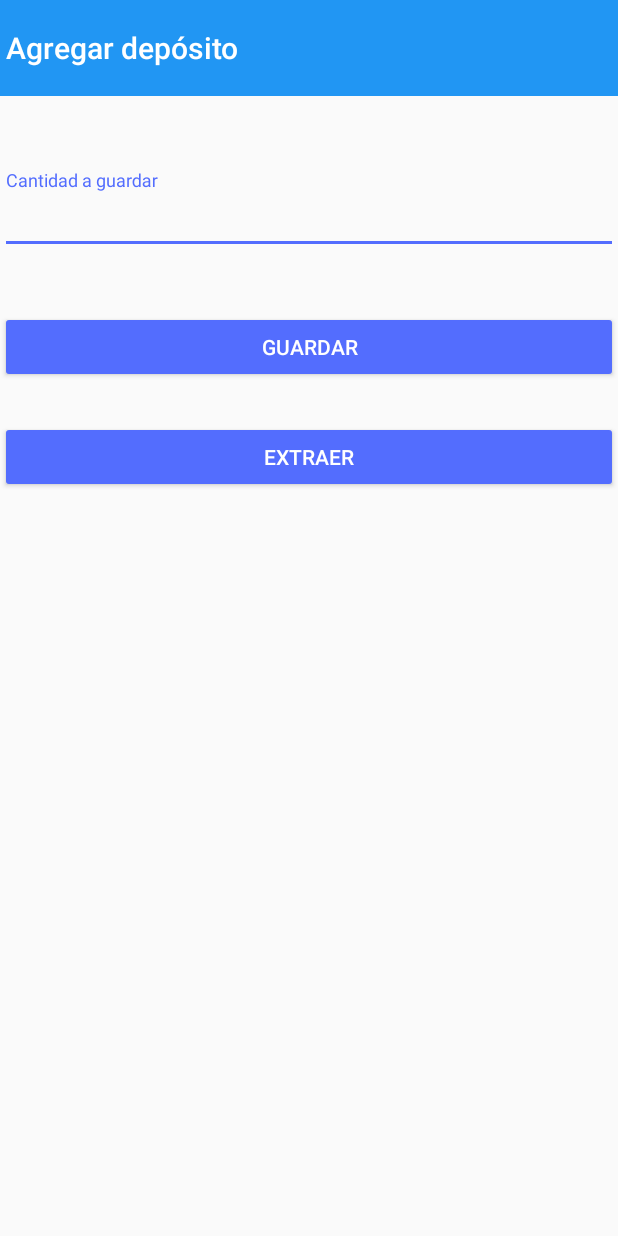
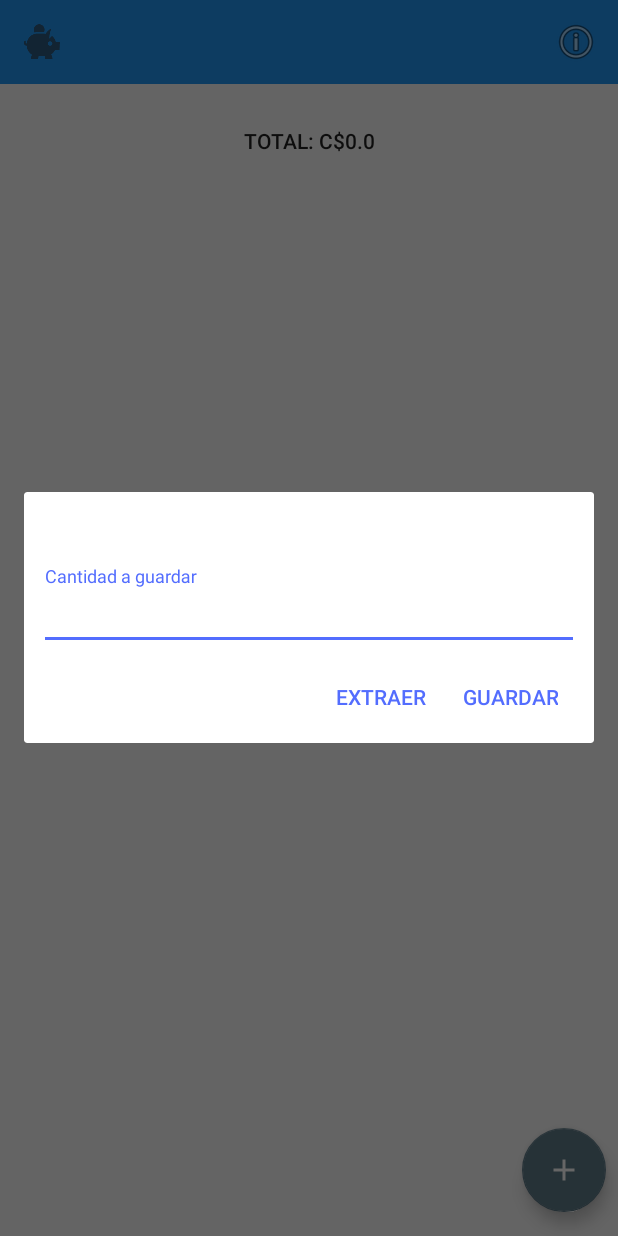
Before and after one commit to manueltorrez/android-app-guardalo, an Android app: the MainActivity screen opened directly, with no data from a screen before it, after a tap on an icon or button, on a phone screen of 412 x 824 dp. Run offline under Robolectric (Android 15) with nearby library versions, the phone set to English and light mode, and no system bars; our stand-ins replace Firebase (no records; nobody signed in at launch, a user with empty details on screens opened directly); libraries missing offline, so code that uses them is left out: com.chocoyo.labs, jp.wasabeef.recyclerview; 7 statements that could not run were skipped.

Commit message:
Add deposit activity replaced by an AlertDialog

```diff
--- a/Guardalo/app/src/main/AndroidManifest.xml
+++ b/Guardalo/app/src/main/AndroidManifest.xml
@@ -20,7 +20,6 @@
                 <category android:name="android.intent.category.LAUNCHER" />
             </intent-filter>
         </activity>
-        <activity android:name=".UI.activities.AddDeposit" />
 
         <!-- Defining Services -->
 
--- a/Guardalo/app/src/main/java/com/gangofseven/labs/app/guardalo/UI/activities/AddDeposit.java
+++ /dev/null
@@ -1,169 +0,0 @@
-package com.gangofseven.labs.app.guardalo.UI.activities;
-
-import android.content.Intent;
-import android.os.SystemClock;
-import android.support.design.widget.Snackbar;
-import android.support.v7.app.ActionBar;
-import android.support.v7.app.AppCompatActivity;
-import android.os.Bundle;
-import android.support.v7.widget.Toolbar;
-import android.view.View;
-import android.widget.Button;
-import android.widget.EditText;
-import android.widget.RelativeLayout;
-
-import com.gangofseven.labs.app.guardalo.DatabaseUtil;
-import com.gangofseven.labs.app.guardalo.R;
-import com.gangofseven.labs.app.guardalo.models.DepositModel;
-import com.gangofseven.labs.app.guardalo.models.TotalModel;
-import com.google.firebase.database.DataSnapshot;
-import com.google.firebase.database.DatabaseError;
-import com.google.firebase.database.DatabaseReference;
-import com.google.firebase.database.FirebaseDatabase;
-import com.google.firebase.database.ValueEventListener;
-
-import java.text.SimpleDateFormat;
-import java.util.Date;
-
-public class AddDeposit extends AppCompatActivity {
-
-    private EditText add;
-    private Button addB;
-    private Button delete;
-
-    private FirebaseDatabase mDatabase;
-    private DatabaseReference deposits;
-    private DatabaseReference total;
-
-    @Override
-    protected void onCreate(Bundle savedInstanceState) {
-        super.onCreate(savedInstanceState);
-        setContentView(R.layout.activity_add_deposit);
-
-        Toolbar toolbar = (Toolbar) findViewById(R.id.toolbar);
-        setSupportActionBar(toolbar);
-        setTitle("Agregar depósito");
-
-        mDatabase = DatabaseUtil.getDatabase();
-        deposits = mDatabase.getReference().child("deposits");
-        total = mDatabase.getReference().child("total/totalValue");
-
-        add = (EditText)findViewById(R.id.deposit_amount_edit);
-
-        addB = (Button) findViewById(R.id.add);
-        addB.setOnClickListener(new View.OnClickListener() {
-            @Override
-            public void onClick(View view) {
-                if (isNullOrEmpty (add.getText().toString())) {
-                    Snackbar.make (view, "Rellena el campo", Snackbar.LENGTH_LONG)
-                            .setAction("CLOSE", new View.OnClickListener(){
-                                @Override
-                                public void onClick(View view) {
-
-                                }
-                            })
-                    .show ();
-                }
-                else {
-                    addNewDeposit();
-                    Snackbar.make (view, "Guardado exitosamente", Snackbar.LENGTH_LONG)
-                            .setAction("VOLVER", new View.OnClickListener(){
-                                @Override
-                                public void onClick(View view) {
-                                    startAgain();
-                                }
-                            })
-                            .show ();
-                }
-            }
-        });
-
-        delete = (Button) findViewById(R.id.delete);
-        delete.setOnClickListener(new View.OnClickListener() {
-            @Override
-            public void onClick(View view) {
-                if (isNullOrEmpty (add.getText().toString())) {
-                    Snackbar.make (view, "Rellena el campo", Snackbar.LENGTH_LONG)
-                            .setAction("CLOSE", new View.OnClickListener(){
-                                @Override
-                                public void onClick(View view) {
-
-                                }
-                            })
-                            .show ();
-                }
-                else {
-                    withdraw();
-                    Snackbar.make (view, "Extraído exitosamente", Snackbar.LENGTH_LONG)
-                            .setAction("VOLVER", new View.OnClickListener(){
-                                @Override
-                                public void onClick(View view) {
-                                    startAgain();
-                                }
-                            })
-                            .show ();
-                }
-            }
-        });
-
-
-
-    }
-
-    private void addNewDeposit(){
-        final DepositModel depositModel = new DepositModel();
-        depositModel.setAmount(Float.parseFloat(add.getText().toString()));
-        depositModel.setToday(new SimpleDateFormat("dd-MM-yyyy").format(new Date()));
-
-        deposits.push().setValue(depositModel);
-
-        total.addListenerForSingleValueEvent(new ValueEventListener() {
-            @Override
-            public void onDataChange(DataSnapshot dataSnapshot) {
-                float temp = dataSnapshot.getValue(Float.class);
-                float totalTemp = temp + depositModel.getAmount();
-                total.setValue(totalTemp);
-            }
-
-            @Override
-            public void onCancelled(DatabaseError databaseError) {
-
-            }
-        });
-    }
-
-    private void withdraw() {
-        final DepositModel depositModel = new DepositModel();
-        depositModel.setAmount(Float.parseFloat(add.getText().toString()));
-
-        total.addListenerForSingleValueEvent(new ValueEventListener() {
-            @Override
-            public void onDataChange(DataSnapshot dataSnapshot) {
-                float temp = dataSnapshot.getValue(Float.class);
-                float totalTemp = temp - depositModel.getAmount();
-                total.setValue(totalTemp);
-            }
-
-            @Override
-            public void onCancelled(DatabaseError databaseError) {
-
-            }
-        });
-
-    }
-
-    public static boolean isNullOrEmpty(String value)
-    {
-        if (value != null)
-            return value.length() == 0;
-        else
-            return true;
-    }
-
-    private void startAgain(){
-        Intent i = new Intent(AddDeposit.this, MainActivity.class);
-        startActivity(i);
-
-
-    }
-}
--- a/Guardalo/app/src/main/java/com/gangofseven/labs/app/guardalo/UI/activities/MainActivity.java
+++ b/Guardalo/app/src/main/java/com/gangofseven/labs/app/guardalo/UI/activities/MainActivity.java
@@ -1,21 +1,25 @@
 package com.gangofseven.labs.app.guardalo.UI.activities;
 
 
+import android.content.DialogInterface;
 import android.content.Intent;
 import android.support.design.widget.CoordinatorLayout;
 import android.support.design.widget.FloatingActionButton;
 import android.support.design.widget.Snackbar;
+import android.support.v7.app.AlertDialog;
 import android.support.v7.app.AppCompatActivity;
 import android.os.Bundle;
 import android.support.v7.widget.LinearLayoutManager;
 import android.support.v7.widget.RecyclerView;
 import android.support.v7.widget.Toolbar;
 import android.util.Log;
+import android.view.LayoutInflater;
 import android.view.Menu;
 import android.view.MenuItem;
 import android.view.MotionEvent;
 import android.view.View;
 import android.widget.Button;
+import android.widget.EditText;
 import android.widget.TextView;
 import android.widget.Toast;
 
@@ -78,8 +82,12 @@ public class MainActivity extends AppCompatActivity{
         add.setOnClickListener(new View.OnClickListener() {
             @Override
             public void onClick(View view) {
-                Intent i = new Intent(MainActivity.this, AddDeposit.class);
-                startActivity(i);
+
+                //Old activity
+                /*    Intent i = new Intent(MainActivity.this, AddDeposit.class);
+                    startActivity(i); */
+                showAlertDialog();
+
             }
         });
 
@@ -172,7 +180,7 @@ public class MainActivity extends AppCompatActivity{
             @Override
             public void onDataChange(DataSnapshot dataSnapshot) {
                 float totalTemp = dataSnapshot.getValue(Float.class);
-                t.setText(String.valueOf(totalTemp));
+                t.setText("Total: C$"+String.valueOf(totalTemp));
             }
 
             @Override
@@ -182,4 +190,91 @@ public class MainActivity extends AppCompatActivity{
         });
     }
 
+    public void showAlertDialog(){
+        AlertDialog.Builder dialogBuilder = new AlertDialog.Builder(this);
+        LayoutInflater inflater = getLayoutInflater();
+        View dialogView = inflater.inflate(R.layout.activity_add_deposit, null);
+        final EditText amountEdit = (EditText) dialogView.findViewById(R.id.deposit_amount_edit);
+        dialogBuilder.setView(dialogView);
+
+        dialogBuilder
+                .setCancelable(true)
+                .setPositiveButton("Guardar", new DialogInterface.OnClickListener() {
+                    public void onClick(DialogInterface dialog, int id) {
+
+                        if(isNullOrEmpty(amountEdit.getText().toString())){
+                            Toast.makeText(getApplicationContext(), "Rellena el campo", Toast.LENGTH_SHORT).show();
+                        }
+                        else{
+                            final DepositModel depositModel = new DepositModel();
+                            depositModel.setAmount(Float.parseFloat(amountEdit.getText().toString()));
+                            depositModel.setToday(new SimpleDateFormat("dd-MM-yyyy").format(new Date()));
+
+                            deposits.push().setValue(depositModel);
+
+                            total.addListenerForSingleValueEvent(new ValueEventListener() {
+                                @Override
+                                public void onDataChange(DataSnapshot dataSnapshot) {
+                                    float temp = dataSnapshot.getValue(Float.class);
+                                    float totalTemp = temp + depositModel.getAmount();
+                                    total.setValue(totalTemp);
+                                    Toast.makeText(getApplicationContext(), "Guardado correctamente", Toast.LENGTH_SHORT).show();
+                                }
+
+                                @Override
+                                public void onCancelled(DatabaseError databaseError) {
+                                    Toast.makeText(getApplicationContext(), "Error: "+databaseError, Toast.LENGTH_LONG).show();
+                                }
+                            });
+                        }
+
+
+                    }
+                })
+                .setNegativeButton("Extraer",
+                        new DialogInterface.OnClickListener() {
+                            public void onClick(DialogInterface dialog, int id) {
+
+                                if(isNullOrEmpty(amountEdit.getText().toString())){
+                                    Toast.makeText(getApplicationContext(), "Rellena el campo", Toast.LENGTH_SHORT).show();
+                                }
+                                else{
+                                    final DepositModel depositModel = new DepositModel();
+                                    depositModel.setAmount(Float.parseFloat(amountEdit.getText().toString()));
+
+                                    total.addListenerForSingleValueEvent(new ValueEventListener() {
+                                        @Override
+                                        public void onDataChange(DataSnapshot dataSnapshot) {
+                                            float temp = dataSnapshot.getValue(Float.class);
+                                            float totalTemp = temp - depositModel.getAmount();
+                                            total.setValue(totalTemp);
+                                            Toast.makeText(getApplicationContext(), "Extraído correctamente", Toast.LENGTH_SHORT).show();
+                                        }
+
+                                        @Override
+                                        public void onCancelled(DatabaseError databaseError) {
+                                            Toast.makeText(getApplicationContext(), "Error: "+databaseError, Toast.LENGTH_LONG).show();
+                                        }
+                                    });
+                                }
+
+                            }
+                        });
+
+
+        AlertDialog alertDialog = dialogBuilder.create();
+
+
+        alertDialog.show();
+    }
+
+
+    public static boolean isNullOrEmpty(String value)
+    {
+        if (value != null)
+            return value.length() == 0;
+        else
+            return true;
+    }
+
 }
--- a/Guardalo/app/src/main/res/layout/activity_add_deposit.xml
+++ b/Guardalo/app/src/main/res/layout/activity_add_deposit.xml
@@ -5,19 +5,11 @@
     android:id="@+id/activity_add_deposit"
     android:layout_width="match_parent"
     android:layout_height="match_parent"
+    android:paddingLeft="10dp"
+    android:paddingRight="10dp"
     tools:context="com.gangofseven.labs.app.guardalo.UI.activities.AddDeposit">
 
-    <android.support.v7.widget.Toolbar
-        android:id="@+id/toolbar"
-        app:contentInsetLeft="0dp"
-        app:contentInsetStart="0dp"
-        android:minHeight="?attr/actionBarSize"
-        android:background="@color/colorPrimary"
-        android:layout_width="match_parent"
-        android:layout_height="64dp"
-        app:theme="@style/ThemeOverlay.AppCompat.Dark.ActionBar"
-        >
-    </android.support.v7.widget.Toolbar>
+
 
     <android.support.design.widget.TextInputLayout
         android:layout_width="match_parent"
@@ -30,29 +22,15 @@
             android:id="@+id/deposit_amount_edit"
             android:layout_width="fill_parent"
             android:layout_height="wrap_content"
-            android:hint="@string/deposit_amount" />
+            android:hint="@string/deposit_amount"
+            android:inputType="numberDecimal"
+            android:ems="10"
+            />
 
-        <Button
-            android:text="@string/add"
-            android:layout_width="match_parent"
-            android:layout_height="wrap_content"
-            android:id="@+id/add"
-            android:layout_marginTop="38dp"
-            android:layout_below="@+id/textInputLayout"
-            android:layout_alignParentLeft="true"
-            android:layout_alignParentStart="true"
-            style="@style/Widget.AppCompat.Button.Colored"/>
 
-        <Button
-            android:text="@string/delete"
-            android:layout_width="match_parent"
-            android:id="@+id/delete"
-            android:layout_marginTop="25dp"
-            android:layout_below="@+id/textInputLayout"
-            android:layout_alignParentLeft="true"
-            android:layout_alignParentStart="true"
-            style="@style/Widget.AppCompat.Button.Colored"
-            android:layout_height="wrap_content" />
+
+
     </android.support.design.widget.TextInputLayout>
 
+
 </RelativeLayout>
--- a/Guardalo/app/src/main/res/layout/activity_main.xml
+++ b/Guardalo/app/src/main/res/layout/activity_main.xml
@@ -15,7 +15,9 @@
         android:minHeight="?attr/actionBarSize"
         android:background="@color/colorPrimary"
         android:layout_width="match_parent"
-        android:layout_height="64dp"
+        android:layout_height="56dp"
+        android:paddingRight="16dp"
+        android:paddingLeft="16dp"
         >
     </android.support.v7.widget.Toolbar>
 
@@ -31,8 +33,8 @@
         app:backgroundTint="@color/amber" />
 
     <RelativeLayout
-        android:layout_width="match_parent"
-        android:layout_height="match_parent"
+        android:layout_width="wrap_content"
+        android:layout_height="wrap_content"
         android:paddingBottom="@dimen/activity_vertical_margin"
         android:paddingLeft="@dimen/activity_horizontal_margin"
         android:paddingRight="@dimen/activity_horizontal_margin"
--- a/Guardalo/app/src/main/res/values/colors.xml
+++ b/Guardalo/app/src/main/res/values/colors.xml
@@ -4,6 +4,5 @@
     <color name="colorPrimaryDark">#1976D2</color>
     <color name="colorAccent">#536DFE</color>
     <color name="amber">#607D8B</color>
-
     <color name="black_overlay">#66000000</color>
 </resources>
--- a/Guardalo/app/src/main/res/values/styles.xml
+++ b/Guardalo/app/src/main/res/values/styles.xml
@@ -32,4 +32,8 @@
         <item name="android:background">@color/black_overlay</item>
     </style>
 
+    <style name="MyParentDialogStyle" parent="Theme.AppCompat.Light.Dialog.Alert">
+        <item name="android:background">#66bb6a</item>
+    </style>
+
 </resources>
```
